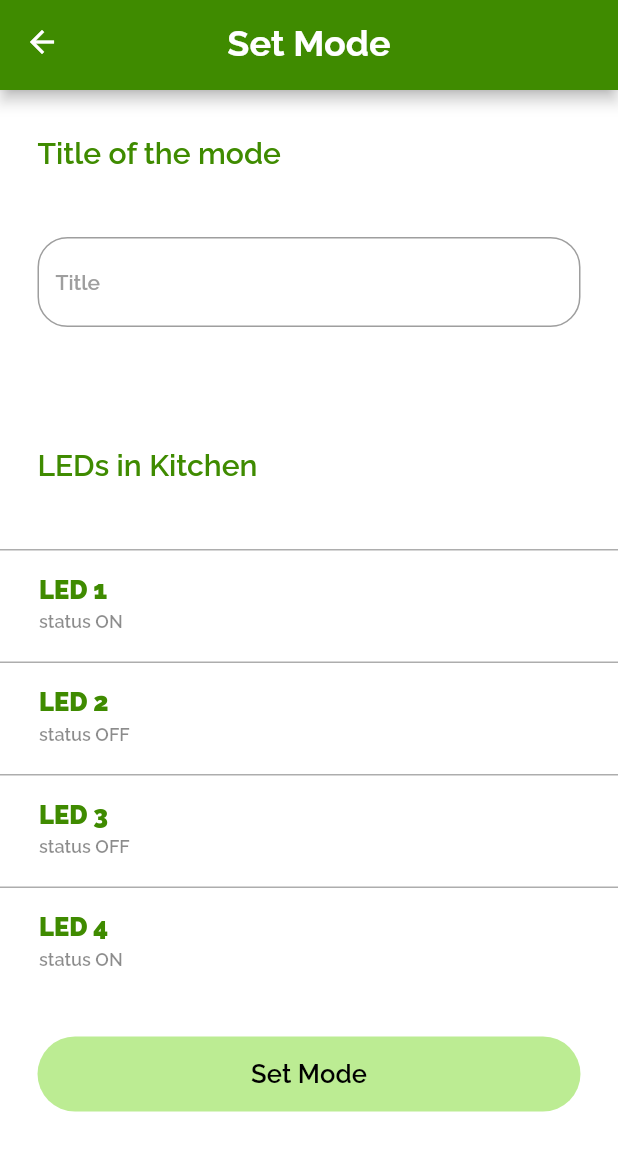
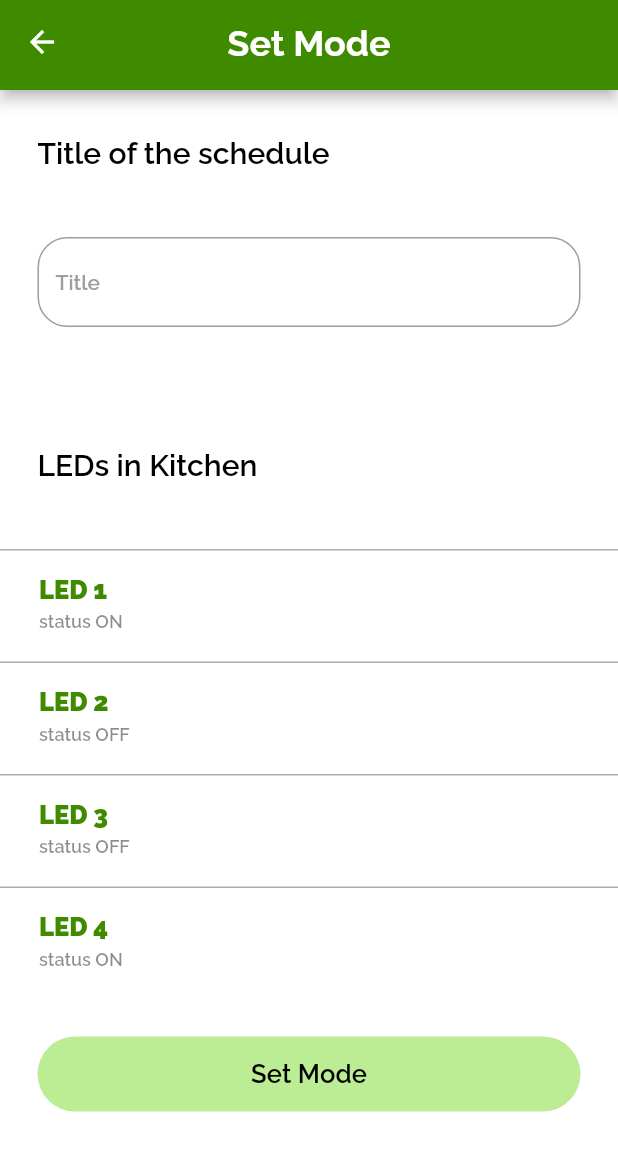
Before and after one commit to MohammadAlAgha/luminexa, a Flutter app: the SetModePage screen opened by its route, on a phone screen of 412 x 824 dp. Shown: the top 1151 px of the screen. Run offline on Flutter 3.47's test engine with Material 2 defaults, Android fonts, the phone set to English and light mode, and no system bars; our stand-ins replace fl_chart, flutter_svg, google_nav_bar.

Commit message:
Frontend: Refactored the styling of the set mode page

```diff
--- a/luminexa_mobile/lib/main.dart
+++ b/luminexa_mobile/lib/main.dart
@@ -103,7 +103,7 @@ class _MyAppState extends State<MyApp> {
             ),
           )),
       debugShowCheckedModeBanner: false,
-      home: LogIn(),
+      home: SetModePage(),
       // initialRoute: RouteManager.login,
       onGenerateRoute: RouteManager.generateRoute,
     );
--- a/luminexa_mobile/lib/screens/setModePage.dart
+++ b/luminexa_mobile/lib/screens/setModePage.dart
@@ -3,6 +3,7 @@ import 'package:luminexa_mobile/widgets/appBarWidget/appBarWidget.dart';
 import 'package:luminexa_mobile/widgets/authWidgets/authWidgets.dart';
 import 'package:luminexa_mobile/widgets/buttonWidget/buttonWidget.dart';
 import 'package:luminexa_mobile/widgets/listsWidget/ledsListWidget.dart';
+import 'package:luminexa_mobile/widgets/titleWidget/titleWidget.dart';
 
 class SetModePage extends StatelessWidget {
   SetModePage({super.key});
@@ -23,17 +24,7 @@ class SetModePage extends StatelessWidget {
       body: SingleChildScrollView(
           child: Column(
         children: [
-          Padding(
-            padding: const EdgeInsets.symmetric(horizontal: 25, vertical: 30),
-            child: Row(
-              children: [
-                Text(
-                  "Title of the mode",
-                  style: TextStyle(fontFamily: "RalewayBold", fontSize: 20),
-                )
-              ],
-            ),
-          ),
+          titleWidget(title: "Title of the schedule"),
           SizedBox(
             height: 15,
           ),
@@ -45,17 +36,7 @@ class SetModePage extends StatelessWidget {
           SizedBox(
             height: 50,
           ),
-          Padding(
-            padding: const EdgeInsets.symmetric(horizontal: 25, vertical: 30),
-            child: Row(
-              children: [
-                Text(
-                  "LEDs in Kitchen",
-                  style: TextStyle(fontFamily: "RalewayBold", fontSize: 20),
-                )
-              ],
-            ),
-          ),
+          titleWidget(title: "LEDs in Kitchen"),
           SizedBox(
             height: 15,
           ),
```
